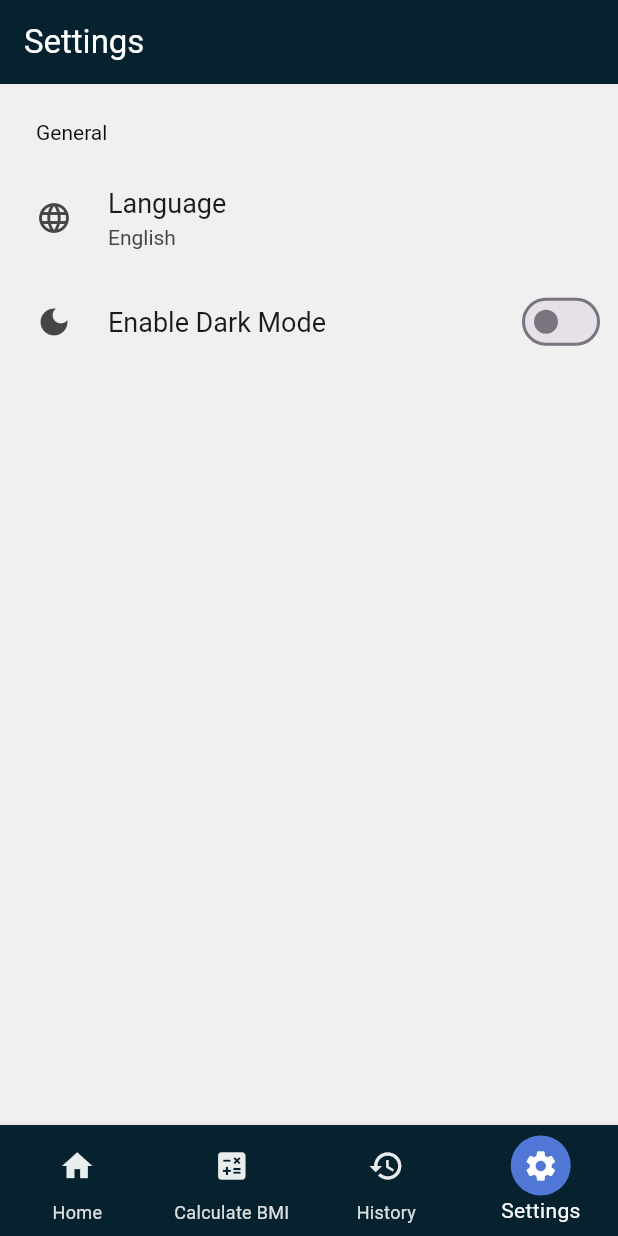
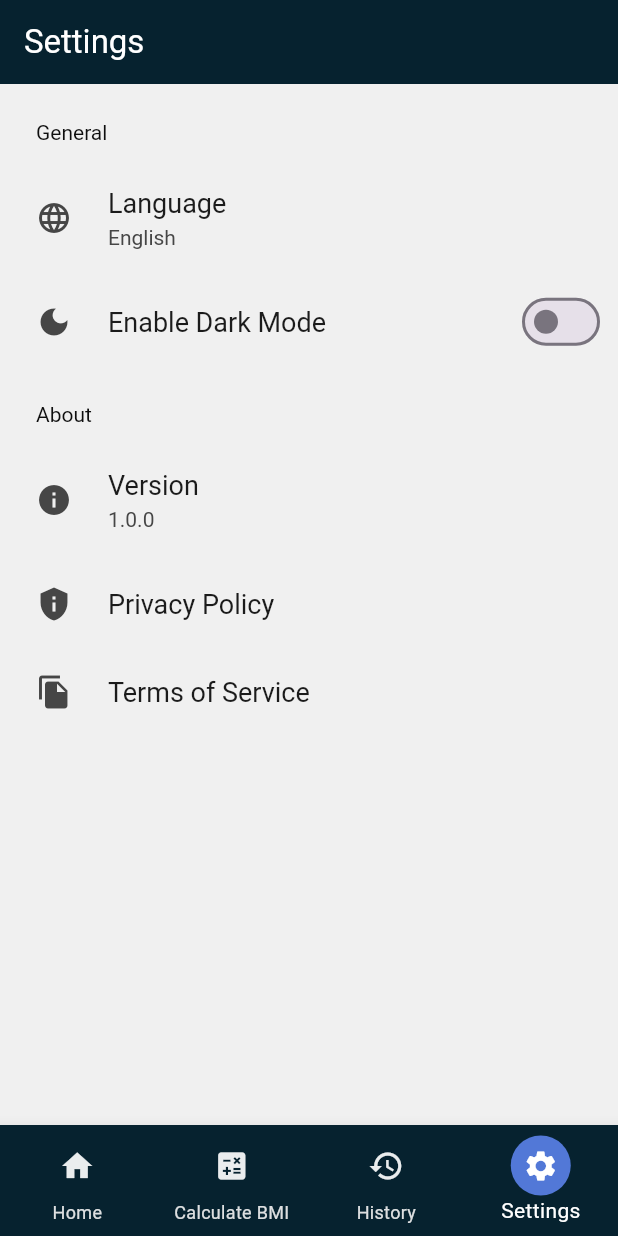
Before and after one commit to jgerongco/midterm_project, a Flutter app: the screen it shows after launch, item 4 of the bottom bar chosen, on a phone screen of 412 x 824 dp. Run offline on Flutter 3.47's test engine with Material 3 defaults, Android fonts, the phone set to English and light mode, and no system bars; drawn by our look-alikes of settings_ui; our stand-ins replace shared_preferences.

Commit message:
latest commit

```diff
--- a/midterm_exam/lib/main.dart
+++ b/midterm_exam/lib/main.dart
@@ -1,5 +1,5 @@
 import 'package:flutter/material.dart';
-import 'package:midterm_exam/screens/history_screen.dart';
+import 'screens/history_screen.dart';
 import 'screens/home_screen.dart';
 import 'screens/input_screen.dart';
 import 'screens/result_screen.dart';
--- a/midterm_exam/lib/screens/home_screen.dart
+++ b/midterm_exam/lib/screens/home_screen.dart
@@ -61,7 +61,7 @@ class _BmiInfoSectionState extends State<BmiInfoSection> {
             style: TextStyle(
               fontSize: 20,
               fontWeight: FontWeight.bold,
-              color: Colors.blueAccent,
+              color: const Color.fromARGB(255, 0, 0, 0),
             ),
           ),
           SizedBox(height: 8),
--- a/midterm_exam/lib/screens/settings_screen.dart
+++ b/midterm_exam/lib/screens/settings_screen.dart
@@ -22,7 +22,7 @@ class _SettingsScreenState extends State<SettingsScreen> {
                 Color.fromARGB(255, 255, 255, 255), // Set the text color here
           ),
         ),
-        backgroundColor: Color.fromARGB(255, 6, 34, 47),
+        backgroundColor: const Color.fromARGB(255, 6, 34, 47),
       ),
       body: SettingsList(
         sections: [
@@ -55,6 +55,36 @@ class _SettingsScreenState extends State<SettingsScreen> {
               ),
             ],
           ),
+          SettingsSection(
+            title: const Text(
+              'About',
+              style: TextStyle(
+                color:
+                    Color.fromARGB(255, 14, 14, 14), // Set the text color here
+              ),
+            ),
+            tiles: <SettingsTile>[
+              SettingsTile(
+                title: const Text('Version'),
+                description: const Text('1.0.0'),
+                leading: const Icon(Icons.info),
+              ),
+              SettingsTile.navigation(
+                title: const Text('Privacy Policy'),
+                leading: const Icon(Icons.privacy_tip),
+                onPressed: (context) {
+                  // Open privacy policy page
+                },
+              ),
+              SettingsTile.navigation(
+                leading: const Icon(Icons.file_copy),
+                title: const Text('Terms of Service'),
+                onPressed: (context) {
+                  // Navigate to terms of service
+                },
+              ),
+            ],
+          ),
         ],
       ),
     );
```
Also changed, not shown: midterm_exam/lib/screens/input_screen.dart (+6 -1 lines), 1 other file.
